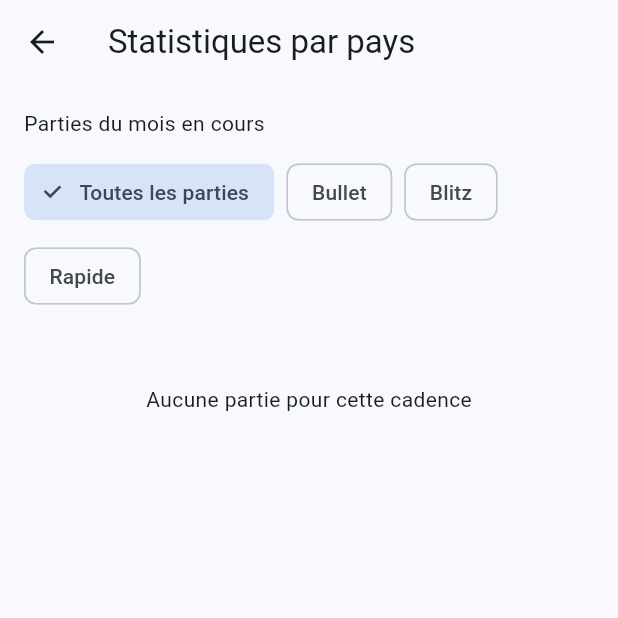
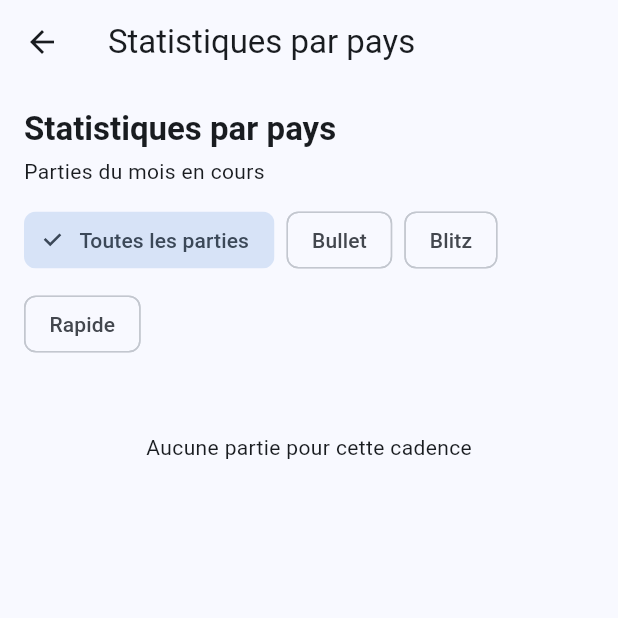
Before and after one commit to e-maubert/chess_stats_pwa, a Flutter app: the CountryStatsPage screen opened directly with empty values, on a phone screen of 412 x 824 dp, the top half of it. Run offline on Flutter 3.47's test engine with Material 3 defaults, Android fonts, the phone set to English and light mode, and no system bars; our stand-ins replace fl_chart, shared_preferences; accounts and stored records are empty.

Commit message:
Statistiques par pays affichées sur la page principale
La section « Statistiques par pays » (filtre de cadence + tableau
triable) est affichée sous « Ouvertures jouées », comme les autres
sections, au lieu d'être une page séparée. Le lien en haut de la page
principale est retiré.

- Nouveau widget CountryStatsCard (tableau déplacé depuis
  CountryStatsPage, filtre via TimeClassFilter).
- CountryStatsPage n'est plus qu'une enveloppe de CountryStatsCard ; elle
  et CountryStatsLink restent pour l'ancien stats_page.dart (code mort),
  afin de ne pas ajouter d'erreur d'analyse.

Co-Authored-By: Claude Opus 5.5 <noreply@anthropic.com>

```diff
--- a/lib/views/country_stats_page.dart
+++ b/lib/views/country_stats_page.dart
@@ -1,14 +1,11 @@
 import 'package:flutter/material.dart';
 import 'package:chess_stats_pwa/l10n/app_localizations.dart';
-import 'package:provider/provider.dart';
 import '../models/country_game.dart';
-import '../models/country_stats.dart';
-import '../services/country_name_service.dart';
-import '../services/country_stats_service.dart';
-import '../viewmodels/country_stats_viewmodel.dart';
-import '../widgets/result_bar.dart';
+import '../widgets/country_stats_card.dart';
 
-/// Page dédiée : statistiques par pays des adversaires (mois en cours).
+/// Page dédiée aux statistiques par pays. La page principale affiche
+/// désormais directement CountryStatsCard ; cette page n'est plus atteinte
+/// que depuis l'ancien écran stats_page.dart (code mort).
 class CountryStatsPage extends StatelessWidget {
   final List<CountryGame> games;
 
@@ -17,172 +14,12 @@ class CountryStatsPage extends StatelessWidget {
   @override
   Widget build(BuildContext context) {
     final l10n = AppLocalizations.of(context)!;
-
-    return ChangeNotifierProvider(
-      create: (_) => CountryStatsViewModel(games),
-      child: Scaffold(
-        appBar: AppBar(title: Text(l10n.countryStats)),
-        body: Consumer<CountryStatsViewModel>(
-          builder: (context, viewModel, child) {
-            final countries = viewModel.countries;
-            return ListView(
-              padding: const EdgeInsets.all(16.0),
-              children: [
-                Text(l10n.countryStatsPeriod, style: Theme.of(context).textTheme.bodyMedium),
-                const SizedBox(height: 12),
-                _buildTimeClassFilter(context, viewModel, l10n),
-                const SizedBox(height: 16),
-                if (countries.isEmpty)
-                  Padding(
-                    padding: const EdgeInsets.symmetric(vertical: 32),
-                    child: Center(child: Text(l10n.noCountryData)),
-                  )
-                else
-                  SingleChildScrollView(
-                    scrollDirection: Axis.horizontal,
-                    child: _buildTable(context, viewModel, countries, l10n),
-                  ),
-              ],
-            );
-          },
-        ),
+    return Scaffold(
+      appBar: AppBar(title: Text(l10n.countryStats)),
+      body: ListView(
+        padding: const EdgeInsets.all(16.0),
+        children: [CountryStatsCard(games: games)],
       ),
     );
   }
-
-  String _timeClassLabel(String? timeClass, AppLocalizations l10n) {
-    switch (timeClass) {
-      case 'bullet':
-        return l10n.timeClassBullet;
-      case 'blitz':
-        return l10n.timeClassBlitz;
-      case 'rapid':
-        return l10n.timeClassRapid;
-      default:
-        return l10n.timeClassAll;
-    }
-  }
-
-  Widget _buildTimeClassFilter(
-    BuildContext context,
-    CountryStatsViewModel viewModel,
-    AppLocalizations l10n,
-  ) {
-    return Wrap(
-      spacing: 8,
-      runSpacing: 8,
-      children: CountryStatsViewModel.timeClasses
-          .map((timeClass) => ChoiceChip(
-                label: Text(_timeClassLabel(timeClass, l10n)),
-                selected: viewModel.timeClass == timeClass,
-                onSelected: (_) => viewModel.setTimeClass(timeClass),
-              ))
-          .toList(),
-    );
-  }
-
-  /// En-tête cliquable : trie le tableau selon [key], avec une flèche
-  /// indiquant le sens du tri quand la colonne est active.
-  Widget _sortHeader(CountryStatsViewModel viewModel, CountrySortKey key, String label) {
-    final active = viewModel.sortKey == key;
-    return InkWell(
-      onTap: () => viewModel.sortBy(key),
-      child: Padding(
-        padding: const EdgeInsets.symmetric(vertical: 4, horizontal: 2),
-        child: Row(
-          mainAxisSize: MainAxisSize.min,
-          children: [
-            Text(label, style: TextStyle(fontWeight: active ? FontWeight.bold : FontWeight.normal)),
-            if (active)
-              Icon(viewModel.descending ? Icons.arrow_downward : Icons.arrow_upward, size: 14),
-          ],
-        ),
-      ),
-    );
-  }
-
-  String _percent(double rate) => '${(rate * 100).toStringAsFixed(0)}%';
-
-  Widget _buildTable(
-    BuildContext context,
-    CountryStatsViewModel viewModel,
-    List<CountryStats> countries,
-    AppLocalizations l10n,
-  ) {
-    return DataTable(
-      columnSpacing: 16,
-      horizontalMargin: 8,
-      headingRowHeight: 48,
-      dataRowMinHeight: 56,
-      dataRowMaxHeight: 64,
-      columns: [
-        DataColumn(label: Text(l10n.countryRankColumn)),
-        DataColumn(label: Text(l10n.countryColumn)),
-        DataColumn(
-          numeric: true,
-          label: _sortHeader(viewModel, CountrySortKey.gamesPlayed, l10n.gamesPlayed),
-        ),
-        DataColumn(numeric: true, label: Text(l10n.opponentsColumn)),
-        DataColumn(
-          label: Row(
-            mainAxisSize: MainAxisSize.min,
-            children: [
-              _sortHeader(viewModel, CountrySortKey.winRate, l10n.wins),
-              _sortHeader(viewModel, CountrySortKey.drawRate, l10n.draws),
-              _sortHeader(viewModel, CountrySortKey.lossRate, l10n.losses),
-            ],
-          ),
-        ),
-      ],
-      rows: [
-        for (var i = 0; i < countries.length; i++)
-          DataRow(cells: [
-            DataCell(Text('${i + 1}')),
-            DataCell(Row(
-              mainAxisSize: MainAxisSize.min,
-              children: [
-                // Largeur fixe : la largeur mesurée d'un drapeau emoji varie
-                // (police de repli), ce qui faisait déborder le nom du pays.
-                SizedBox(
-                  width: 28,
-                  child: Text(
-                    CountryNameService.getFlag(countries[i].name),
-                    style: const TextStyle(fontSize: 20),
-                    softWrap: false,
-                    overflow: TextOverflow.clip,
-                  ),
-                ),
-                const SizedBox(width: 8),
-                Text(
-                  CountryNameService.getCountryName(context, countries[i].name),
-                  softWrap: false,
-                ),
-              ],
-            )),
-            DataCell(Text('${countries[i].gamesPlayed}')),
-            DataCell(Text('${countries[i].opponentsCount}')),
-            DataCell(Column(
-              mainAxisAlignment: MainAxisAlignment.center,
-              crossAxisAlignment: CrossAxisAlignment.start,
-              children: [
-                ResultBar(
-                  wins: countries[i].gamesWon,
-                  draws: countries[i].gamesDrawn,
-                  losses: countries[i].gamesLost,
-                ),
-                const SizedBox(height: 4),
-                Text(
-                  l10n.countryResultRates(
-                    _percent(countries[i].winRate),
-                    _percent(countries[i].drawRate),
-                    _percent(countries[i].lossRate),
-                  ),
-                  style: Theme.of(context).textTheme.bodySmall,
-                ),
-              ],
-            )),
-          ]),
-      ],
-    );
-  }
 }
--- /dev/null
+++ b/lib/widgets/country_stats_card.dart
@@ -0,0 +1,170 @@
+import 'package:flutter/material.dart';
+import 'package:chess_stats_pwa/l10n/app_localizations.dart';
+import 'package:provider/provider.dart';
+import '../models/country_game.dart';
+import '../models/country_stats.dart';
+import '../services/country_name_service.dart';
+import '../services/country_stats_service.dart';
+import '../viewmodels/country_stats_viewmodel.dart';
+import 'result_bar.dart';
+import 'time_class_filter.dart';
+
+/// Statistiques par pays des adversaires (mois en cours) : tableau rang,
+/// pays, parties jouées, adversaires, barre victoires / nulles / défaites.
+/// Filtrable par cadence et triable par parties jouées ou par taux.
+class CountryStatsCard extends StatelessWidget {
+  final List<CountryGame> games;
+
+  const CountryStatsCard({super.key, required this.games});
+
+  @override
+  Widget build(BuildContext context) {
+    final l10n = AppLocalizations.of(context)!;
+
+    return ChangeNotifierProvider(
+      // Nouvelle liste (ex. après « Actualiser ») => nouveau viewmodel.
+      key: ObjectKey(games),
+      create: (_) => CountryStatsViewModel(games),
+      child: Consumer<CountryStatsViewModel>(
+        builder: (context, viewModel, child) {
+          final countries = viewModel.countries;
+          return Column(
+            crossAxisAlignment: CrossAxisAlignment.start,
+            children: [
+              Text(
+                l10n.countryStats,
+                style: Theme.of(context).textTheme.titleLarge?.copyWith(
+                      fontWeight: FontWeight.bold,
+                    ),
+              ),
+              const SizedBox(height: 4),
+              Text(l10n.countryStatsPeriod, style: Theme.of(context).textTheme.bodyMedium),
+              const SizedBox(height: 12),
+              TimeClassFilter(
+                timeClasses: CountryStatsViewModel.timeClasses,
+                selected: viewModel.timeClass,
+                onSelected: viewModel.setTimeClass,
+              ),
+              const SizedBox(height: 16),
+              if (countries.isEmpty)
+                Padding(
+                  padding: const EdgeInsets.symmetric(vertical: 32),
+                  child: Center(child: Text(l10n.noCountryData)),
+                )
+              else
+                SingleChildScrollView(
+                  scrollDirection: Axis.horizontal,
+                  child: _buildTable(context, viewModel, countries, l10n),
+                ),
+            ],
+          );
+        },
+      ),
+    );
+  }
+
+  /// En-tête cliquable : trie le tableau selon [key], avec une flèche
+  /// indiquant le sens du tri quand la colonne est active.
+  Widget _sortHeader(CountryStatsViewModel viewModel, CountrySortKey key, String label) {
+    final active = viewModel.sortKey == key;
+    return InkWell(
+      onTap: () => viewModel.sortBy(key),
+      child: Padding(
+        padding: const EdgeInsets.symmetric(vertical: 4, horizontal: 2),
+        child: Row(
+          mainAxisSize: MainAxisSize.min,
+          children: [
+            Text(label, style: TextStyle(fontWeight: active ? FontWeight.bold : FontWeight.normal)),
+            if (active)
+              Icon(viewModel.descending ? Icons.arrow_downward : Icons.arrow_upward, size: 14),
+          ],
+        ),
+      ),
+    );
+  }
+
+  String _percent(double rate) => '${(rate * 100).toStringAsFixed(0)}%';
+
+  Widget _buildTable(
+    BuildContext context,
+    CountryStatsViewModel viewModel,
+    List<CountryStats> countries,
+    AppLocalizations l10n,
+  ) {
+    return DataTable(
+      columnSpacing: 16,
+      horizontalMargin: 8,
+      headingRowHeight: 48,
+      dataRowMinHeight: 56,
+      dataRowMaxHeight: 64,
+      columns: [
+        DataColumn(label: Text(l10n.countryRankColumn)),
+        DataColumn(label: Text(l10n.countryColumn)),
+        DataColumn(
+          numeric: true,
+          label: _sortHeader(viewModel, CountrySortKey.gamesPlayed, l10n.gamesPlayed),
+        ),
+        DataColumn(numeric: true, label: Text(l10n.opponentsColumn)),
+        DataColumn(
+          label: Row(
+            mainAxisSize: MainAxisSize.min,
+            children: [
+              _sortHeader(viewModel, CountrySortKey.winRate, l10n.wins),
+              _sortHeader(viewModel, CountrySortKey.drawRate, l10n.draws),
+              _sortHeader(viewModel, CountrySortKey.lossRate, l10n.losses),
+            ],
+          ),
+        ),
+      ],
+      rows: [
+        for (var i = 0; i < countries.length; i++)
+          DataRow(cells: [
+            DataCell(Text('${i + 1}')),
+            DataCell(Row(
+              mainAxisSize: MainAxisSize.min,
+              children: [
+                // Largeur fixe : la largeur mesurée d'un drapeau emoji varie
+                // (police de repli), ce qui faisait déborder le nom du pays.
+                SizedBox(
+                  width: 28,
+                  child: Text(
+                    CountryNameService.getFlag(countries[i].name),
+                    style: const TextStyle(fontSize: 20),
+                    softWrap: false,
+                    overflow: TextOverflow.clip,
+                  ),
+                ),
+                const SizedBox(width: 8),
+                Text(
+                  CountryNameService.getCountryName(context, countries[i].name),
+                  softWrap: false,
+                ),
+              ],
+            )),
+            DataCell(Text('${countries[i].gamesPlayed}')),
+            DataCell(Text('${countries[i].opponentsCount}')),
+            DataCell(Column(
+              mainAxisAlignment: MainAxisAlignment.center,
+              crossAxisAlignment: CrossAxisAlignment.start,
+              children: [
+                ResultBar(
+                  wins: countries[i].gamesWon,
+                  draws: countries[i].gamesDrawn,
+                  losses: countries[i].gamesLost,
+                ),
+                const SizedBox(height: 4),
+                Text(
+                  l10n.countryResultRates(
+                    _percent(countries[i].winRate),
+                    _percent(countries[i].drawRate),
+                    _percent(countries[i].lossRate),
+                  ),
+                  style: Theme.of(context).textTheme.bodySmall,
+                ),
+              ],
+            )),
+          ]),
+      ],
+    );
+  }
+}
--- a/lib/widgets/stats_display.dart
+++ b/lib/widgets/stats_display.dart
@@ -1,7 +1,7 @@
 import 'package:flutter/material.dart';
 import '../models/chess_stats.dart';
 import 'color_stats_card.dart';
-import 'country_stats_link.dart';
+import 'country_stats_card.dart';
 import 'loss_breakdown_card.dart';
 import 'opening_stats_card.dart';
 
@@ -15,13 +15,13 @@ class StatsDisplay extends StatelessWidget {
     return ListView(
       padding: const EdgeInsets.all(16.0),
       children: [
-        CountryStatsLink(stats: stats),
-        const SizedBox(height: 24),
         ColorStatsCard(games: stats.countryGames),
         const SizedBox(height: 24),
         LossBreakdownCard(games: stats.countryGames),
         const SizedBox(height: 24),
         OpeningStatsCard(games: stats.countryGames),
+        const SizedBox(height: 24),
+        CountryStatsCard(games: stats.countryGames),
       ],
     );
   }
```
